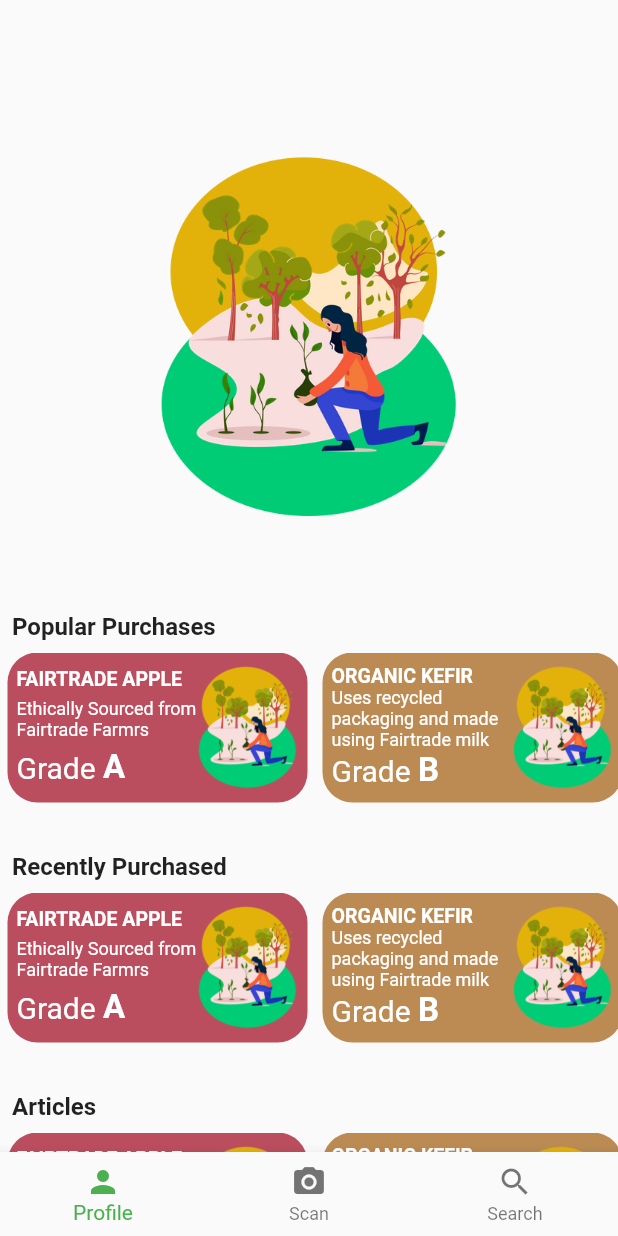
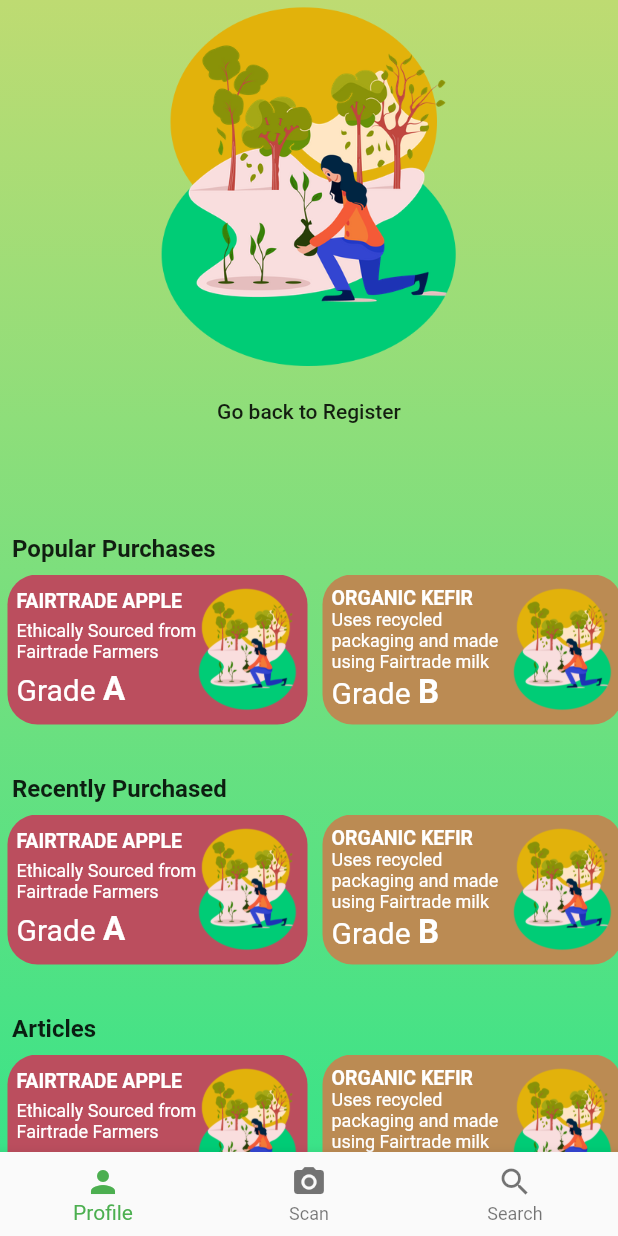
Before and after one commit to IllogicalTree/Sustain, a Flutter app: the Products screen opened by its route, on a phone screen of 412 x 824 dp. Run offline on Flutter 3.47's test engine with Material 2 defaults, Android fonts, the phone set to English and light mode, and no system bars.

Commit message:
adds temp navigation button

```diff
--- a/lib/products.dart
+++ b/lib/products.dart
@@ -4,15 +4,26 @@
   @override
   Widget build(BuildContext context) {
     return Scaffold(
-      body: ListView(
+      body: Container(
+        decoration: BoxDecoration(
+          gradient: LinearGradient(
+            begin: Alignment.topCenter,
+            end: Alignment.bottomCenter,
+            colors: [Color(0xFFBEDB72), Color(0xFF3AE388)],
+          ),
+        ),
+        child: ListView(
           children: [
-          SizedBox(height: 100),
             Container(
               height: 250,
               child: Container(
                 width: 250,
                 child: Image.asset('assets/tree-planting-icon.png'),
               ),
+            ),
+            MaterialButton(
+              child: Text('Go back to Register'),
+              onPressed: () => Navigator.pushReplacementNamed(context, '/'),
             ),
             SizedBox(height: 50),
             cardTitle('Popular Purchases'),
@@ -24,9 +35,11 @@
             cardTitle('Articles'),
             cardRow(),
             MaterialButton(
-            onPressed: () => Navigator.pushReplacementNamed(context, '/login'),
+              onPressed: () =>
+                  Navigator.pushReplacementNamed(context, '/login'),
             )
           ],
+        ),
       ),
       bottomNavigationBar: BottomNavigationBar(
         items: const <BottomNavigationBarItem>[
@@ -69,7 +82,7 @@
         children: <Widget>[
           card(
             'FAIRTRADE APPLE',
-            'Ethically Sourced from Fairtrade Farmrs',
+            'Ethically Sourced from Fairtrade Farmers',
             'A',
             0xFFBB4E5E,
             'assets/tree-planting-icon.png',
```
Lines whose indentation alone changed are shown as unchanged.
